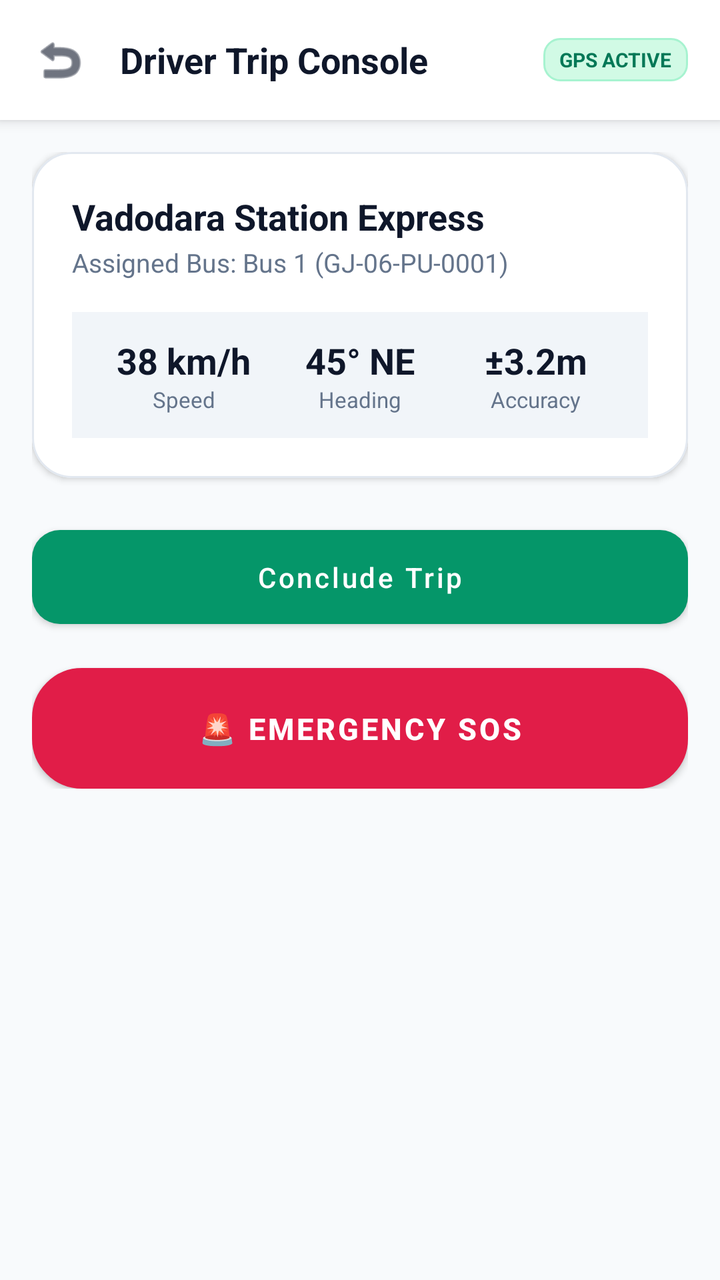
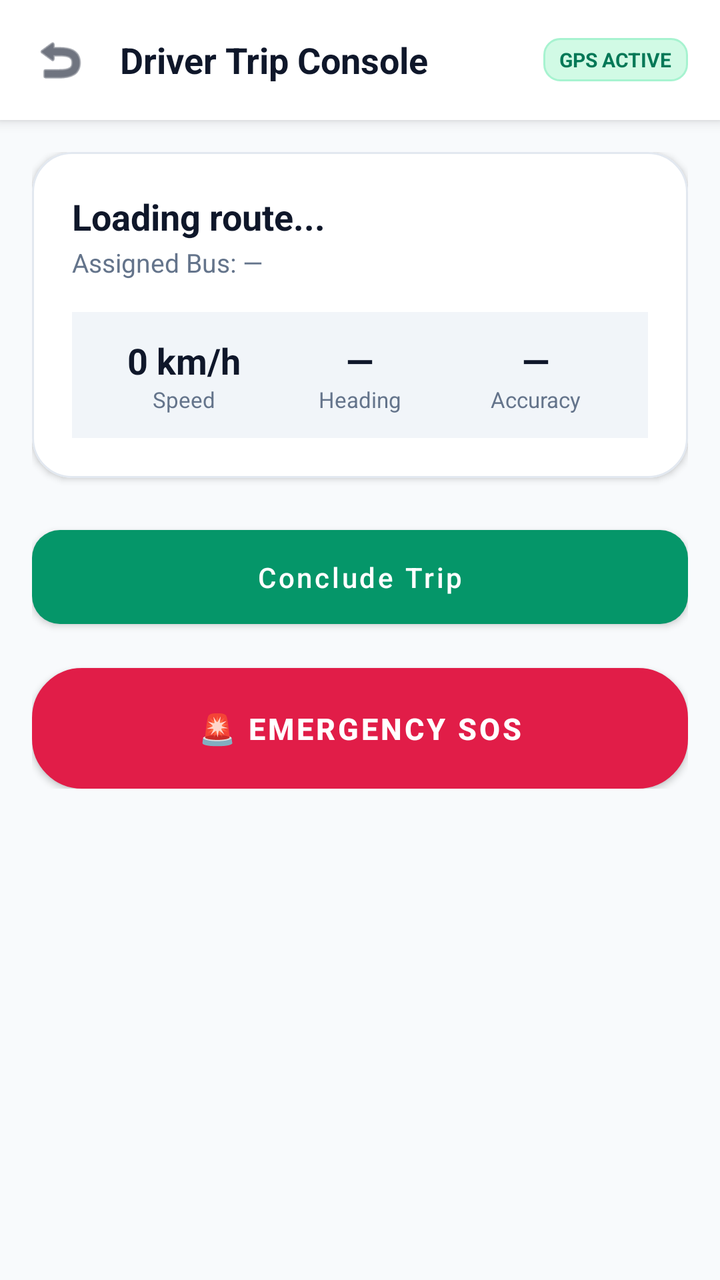

Two renders of the same Android screen: before a commit and after it. Below are the layout's source before the change and the commit's diff.
<!-- AndroidManifest.xml: application theme Theme.UniTrack -->
<!-- res/layout/activity_driver_trip.xml -->
<?xml version="1.0" encoding="utf-8"?>
<ScrollView xmlns:android="http://schemas.android.com/apk/res/android"
    xmlns:app="http://schemas.android.com/apk/res-auto"
    android:layout_width="match_parent"
    android:layout_height="match_parent"
    android:background="@color/background"
    android:fillViewport="true">

    <LinearLayout
        android:layout_width="match_parent"
        android:layout_height="wrap_content"
        android:orientation="vertical">

        
        <LinearLayout
            android:layout_width="match_parent"
            android:layout_height="wrap_content"
            android:background="@color/white"
            android:elevation="4dp"
            android:gravity="center_vertical"
            android:orientation="horizontal"
            android:padding="16dp">

            <ImageView
                android:id="@+id/btnBack"
                android:layout_width="28dp"
                android:layout_height="28dp"
                android:clickable="true"
                android:focusable="true"
                android:src="@android:drawable/ic_menu_revert"
                app:tint="@color/text_primary" />

            <TextView
                android:layout_width="0dp"
                android:layout_height="wrap_content"
                android:layout_marginStart="16dp"
                android:layout_weight="1"
                android:text="Driver Trip Console"
                android:textColor="@color/text_primary"
                android:textSize="18sp"
                android:textStyle="bold" />

            <TextView
                android:id="@+id/tvGpsStatusBadge"
                android:layout_width="wrap_content"
                android:layout_height="wrap_content"
                android:background="@drawable/bg_badge_emerald"
                android:paddingStart="8dp"
                android:paddingTop="4dp"
                android:paddingEnd="8dp"
                android:paddingBottom="4dp"
                android:text="GPS ACTIVE"
                android:textColor="@color/primary_dark"
                android:textSize="10sp"
                android:textStyle="bold" />
        </LinearLayout>

        <LinearLayout
            android:layout_width="match_parent"
            android:layout_height="wrap_content"
            android:orientation="vertical"
            android:padding="16dp">

            
            <com.google.android.material.card.MaterialCardView
                style="@style/Widget.UniTrack.Card"
                android:layout_width="match_parent"
                android:layout_height="wrap_content"
                app:cardCornerRadius="20dp">

                <LinearLayout
                    android:layout_width="match_parent"
                    android:layout_height="wrap_content"
                    android:orientation="vertical"
                    android:padding="20dp">

                    <TextView
                        android:id="@+id/tvTripRouteName"
                        android:layout_width="wrap_content"
                        android:layout_height="wrap_content"
                        android:text="Vadodara Station Express"
                        android:textColor="@color/text_primary"
                        android:textSize="18sp"
                        android:textStyle="bold" />

                    <TextView
                        android:id="@+id/tvTripBusInfo"
                        android:layout_width="wrap_content"
                        android:layout_height="wrap_content"
                        android:layout_marginTop="2dp"
                        android:text="Assigned Bus: Bus 1 (GJ-06-PU-0001)"
                        android:textColor="@color/text_secondary"
                        android:textSize="13sp" />

                    
                    <LinearLayout
                        android:layout_width="match_parent"
                        android:layout_height="wrap_content"
                        android:layout_marginTop="16dp"
                        android:background="#F1F5F9"
                        android:orientation="horizontal"
                        android:padding="12dp">

                        <LinearLayout
                            android:layout_width="0dp"
                            android:layout_height="wrap_content"
                            android:layout_weight="1"
                            android:gravity="center"
                            android:orientation="vertical">

                            <TextView
                                android:id="@+id/tvLiveSpeed"
                                android:layout_width="wrap_content"
                                android:layout_height="wrap_content"
                                android:text="38 km/h"
                                android:textColor="@color/text_primary"
                                android:textSize="18sp"
                                android:textStyle="bold" />

                            <TextView
                                android:layout_width="wrap_content"
                                android:layout_height="wrap_content"
                                android:text="Speed"
                                android:textColor="@color/text_secondary"
                                android:textSize="11sp" />
                        </LinearLayout>

                        <LinearLayout
                            android:layout_width="0dp"
                            android:layout_height="wrap_content"
                            android:layout_weight="1"
                            android:gravity="center"
                            android:orientation="vertical">

                            <TextView
                                android:id="@+id/tvLiveHeading"
                                android:layout_width="wrap_content"
                                android:layout_height="wrap_content"
                                android:text="45° NE"
                                android:textColor="@color/text_primary"
                                android:textSize="18sp"
                                android:textStyle="bold" />

                            <TextView
                                android:layout_width="wrap_content"
                                android:layout_height="wrap_content"
                                android:text="Heading"
                                android:textColor="@color/text_secondary"
                                android:textSize="11sp" />
                        </LinearLayout>

                        <LinearLayout
                            android:layout_width="0dp"
                            android:layout_height="wrap_content"
                            android:layout_weight="1"
                            android:gravity="center"
                            android:orientation="vertical">

                            <TextView
                                android:id="@+id/tvLiveAccuracy"
                                android:layout_width="wrap_content"
                                android:layout_height="wrap_content"
                                android:text="±3.2m"
                                android:textColor="@color/text_primary"
                                android:textSize="18sp"
                                android:textStyle="bold" />

                            <TextView
                                android:layout_width="wrap_content"
                                android:layout_height="wrap_content"
                                android:text="Accuracy"
                                android:textColor="@color/text_secondary"
                                android:textSize="11sp" />
                        </LinearLayout>

                    </LinearLayout>

                </LinearLayout>
            </com.google.android.material.card.MaterialCardView>

            
            <com.google.android.material.button.MaterialButton
                android:id="@+id/btnTripToggle"
                style="@style/Widget.UniTrack.Button.Primary"
                android:layout_width="match_parent"
                android:layout_height="wrap_content"
                android:layout_marginTop="20dp"
                android:text="Conclude Trip" />

            
            <com.google.android.material.button.MaterialButton
                android:id="@+id/btnEmergencySos"
                style="@style/Widget.UniTrack.Button.Danger"
                android:layout_width="match_parent"
                android:layout_height="wrap_content"
                android:layout_marginTop="16dp"
                android:background="@drawable/bg_sos_button"
                android:text="🚨 EMERGENCY SOS"
                android:textSize="15sp"
                android:textStyle="bold" />

        </LinearLayout>
    </LinearLayout>
</ScrollView>
<!-- resources referenced by this layout -->
<resources>
  <color name="background">#F8FAFC</color>
  <color name="primary_dark">#047857</color>
  <color name="text_primary">#0F172A</color>
  <color name="text_secondary">#64748B</color>
  <color name="white">#FFFFFF</color>
  <!-- drawable bg_badge_emerald (drawable) -->
  <?xml version="1.0" encoding="utf-8"?>
  <shape xmlns:android="http://schemas.android.com/apk/res/android"
      android:shape="rectangle">
      <corners android:radius="8dp" />
      <solid android:color="#D1FAE5" />
      <stroke android:width="1dp" android:color="#A7F3D0" />
  </shape>
  <!-- drawable bg_sos_button (drawable) -->
  <?xml version="1.0" encoding="utf-8"?>
  <ripple xmlns:android="http://schemas.android.com/apk/res/android"
      android:color="#FECDD3">
      <item>
          <shape android:shape="rectangle">
              <corners android:radius="24dp" />
              <gradient
                  android:angle="45"
                  android:startColor="#BE123C"
                  android:endColor="#E11D48"
                  android:type="linear" />
              <stroke
                  android:width="2dp"
                  android:color="#FDA4AF" />
          </shape>
      </item>
  </ripple>
  <style name="Widget.UniTrack.Button.Danger" parent="Widget.MaterialComponents.Button">
          <item name="backgroundTint">@color/danger</item>
          <item name="android:textColor">@color/pure_white</item>
          <item name="cornerRadius">14dp</item>
          <item name="android:textAllCaps">false</item>
          <item name="android:paddingTop">14dp</item>
          <item name="android:paddingBottom">14dp</item>
          <item name="android:fontFamily">sans-serif-medium</item>
      </style>
  <style name="Widget.UniTrack.Button.Primary" parent="Widget.MaterialComponents.Button">
          <item name="backgroundTint">@color/primary</item>
          <item name="android:textColor">@color/pure_white</item>
          <item name="cornerRadius">14dp</item>
          <item name="android:textAllCaps">false</item>
          <item name="android:paddingTop">14dp</item>
          <item name="android:paddingBottom">14dp</item>
          <item name="android:fontFamily">sans-serif-medium</item>
      </style>
  <style name="Widget.UniTrack.Card" parent="Widget.MaterialComponents.CardView">
          <item name="cardCornerRadius">20dp</item>
          <item name="cardElevation">2dp</item>
          <item name="cardBackgroundColor">@color/card_background</item>
          <item name="strokeColor">@color/border</item>
          <item name="strokeWidth">1dp</item>
      </style>
  <color name="danger">#E11D48</color>
  <color name="pure_white">#FFFFFF</color>
  <color name="primary">#059669</color>
  <color name="card_background">#FFFFFF</color>
  <color name="border">#E2E8F0</color>
  <color name="secondary">#0F172A</color>
  <color name="secondary_light">#1E293B</color>
  <color name="surface">#FFFFFF</color>
  <color name="input_hint">#64748B</color>
  <color name="input_text">#0F172A</color>
  <style name="Widget.UniTrack.TextInputLayout" parent="Widget.MaterialComponents.TextInputLayout.OutlinedBox">
          <item name="boxStrokeColor">@color/primary</item>
          <item name="hintTextColor">@color/primary</item>
          <item name="android:textColorHint">@color/input_hint</item>
          <item name="boxBackgroundColor">@color/input_background</item>
          <item name="boxCornerRadiusTopStart">12dp</item>
          <item name="boxCornerRadiusTopEnd">12dp</item>
          <item name="boxCornerRadiusBottomStart">12dp</item>
          <item name="boxCornerRadiusBottomEnd">12dp</item>
      </style>
  <style name="Widget.UniTrack.EditText" parent="Widget.MaterialComponents.TextInputEditText.OutlinedBox">
          <item name="android:textColor">@color/input_text</item>
          <item name="android:textColorHint">@color/input_hint</item>
          <item name="android:textSize">14sp</item>
      </style>
  <color name="input_background">#FFFFFF</color>
  <!-- unchanged entries left out for length: 1 -->
</resources>

<!-- the commit's change to res/layout/activity_driver_trip.xml (unified diff, before → after) -->
@@ -78,7 +78,7 @@
                         android:id="@+id/tvTripRouteName"
                         android:layout_width="wrap_content"
                         android:layout_height="wrap_content"
-                        android:text="Vadodara Station Express"
+                        android:text="Loading route..."
                         android:textColor="@color/text_primary"
                         android:textSize="18sp"
                         android:textStyle="bold" />
@@ -88,7 +88,7 @@
                         android:layout_width="wrap_content"
                         android:layout_height="wrap_content"
                         android:layout_marginTop="2dp"
-                        android:text="Assigned Bus: Bus 1 (GJ-06-PU-0001)"
+                        android:text="Assigned Bus: —"
                         android:textColor="@color/text_secondary"
                         android:textSize="13sp" />
 
@@ -112,7 +112,7 @@
                                 android:id="@+id/tvLiveSpeed"
                                 android:layout_width="wrap_content"
                                 android:layout_height="wrap_content"
-                                android:text="38 km/h"
+                                android:text="0 km/h"
                                 android:textColor="@color/text_primary"
                                 android:textSize="18sp"
                                 android:textStyle="bold" />
@@ -136,7 +136,7 @@
                                 android:id="@+id/tvLiveHeading"
                                 android:layout_width="wrap_content"
                                 android:layout_height="wrap_content"
-                                android:text="45° NE"
+                                android:text="—"
                                 android:textColor="@color/text_primary"
                                 android:textSize="18sp"
                                 android:textStyle="bold" />
@@ -160,7 +160,7 @@
                                 android:id="@+id/tvLiveAccuracy"
                                 android:layout_width="wrap_content"
                                 android:layout_height="wrap_content"
-                                android:text="±3.2m"
+                                android:text="—"
                                 android:textColor="@color/text_primary"
                                 android:textSize="18sp"
                                 android:textStyle="bold" />
